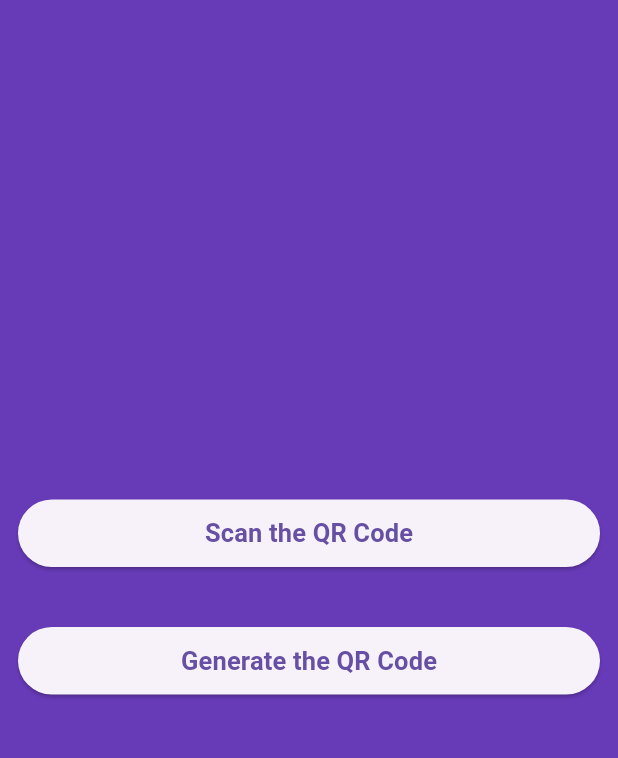
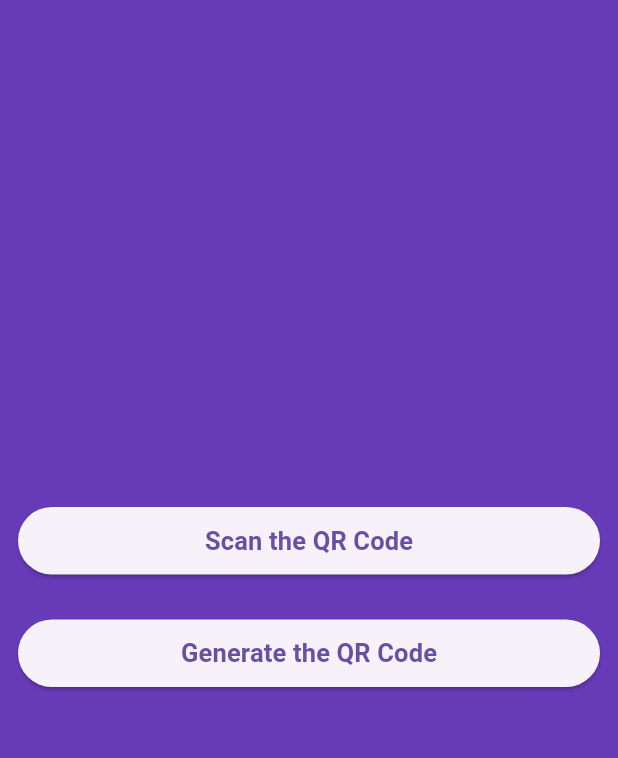
Before and after one commit to shahzaibahmad1426/ScanSnap, a Flutter app: the screen it shows after launch, on a phone screen of 412 x 824 dp, the part 63-821 px from its top. Run offline on Flutter 3.47's test engine with Material 3 defaults, Android fonts, the phone set to English and light mode, and no system bars; our stand-ins replace qr_flutter; missing offline and left inert: flutter_barcode_scanner.

Commit message:
Some Final Adjustments

```diff
--- a/lib/main.dart
+++ b/lib/main.dart
@@ -67,7 +67,7 @@
               ),
             ),
             const SizedBox(
-              height: 40,
+              height: 30,
             ),
             Padding(
               padding: const EdgeInsets.only(left: 12, right: 12),
```
Also changed, not shown: lib/qr_code_scanner.dart (+6 -3 lines).
